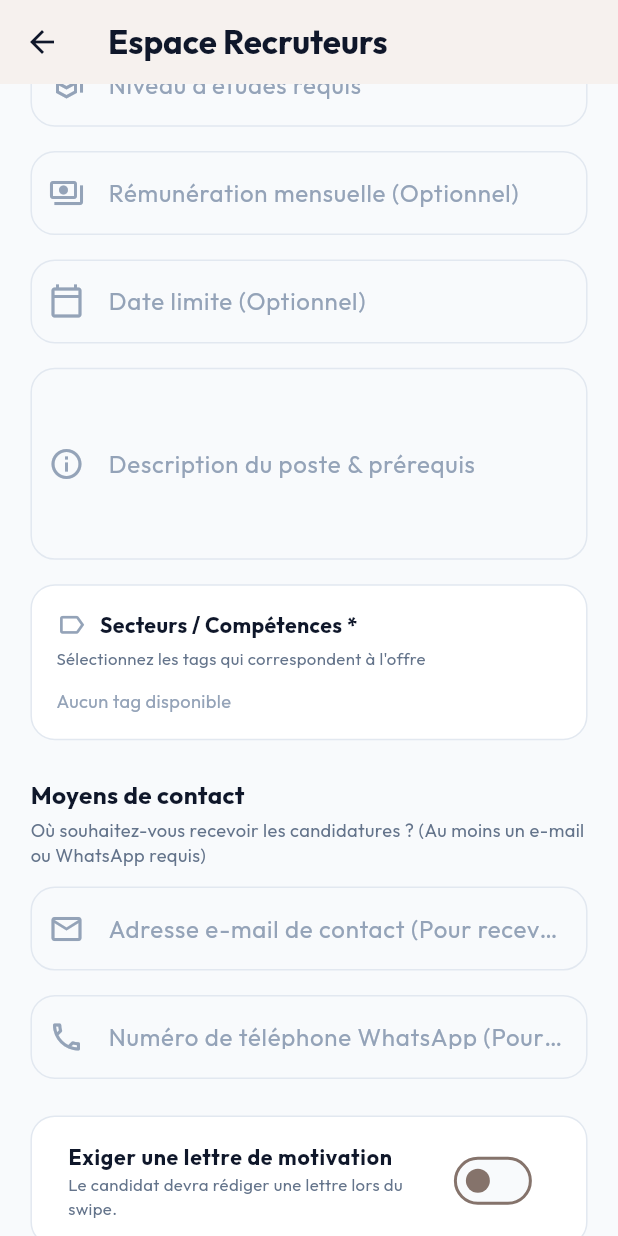
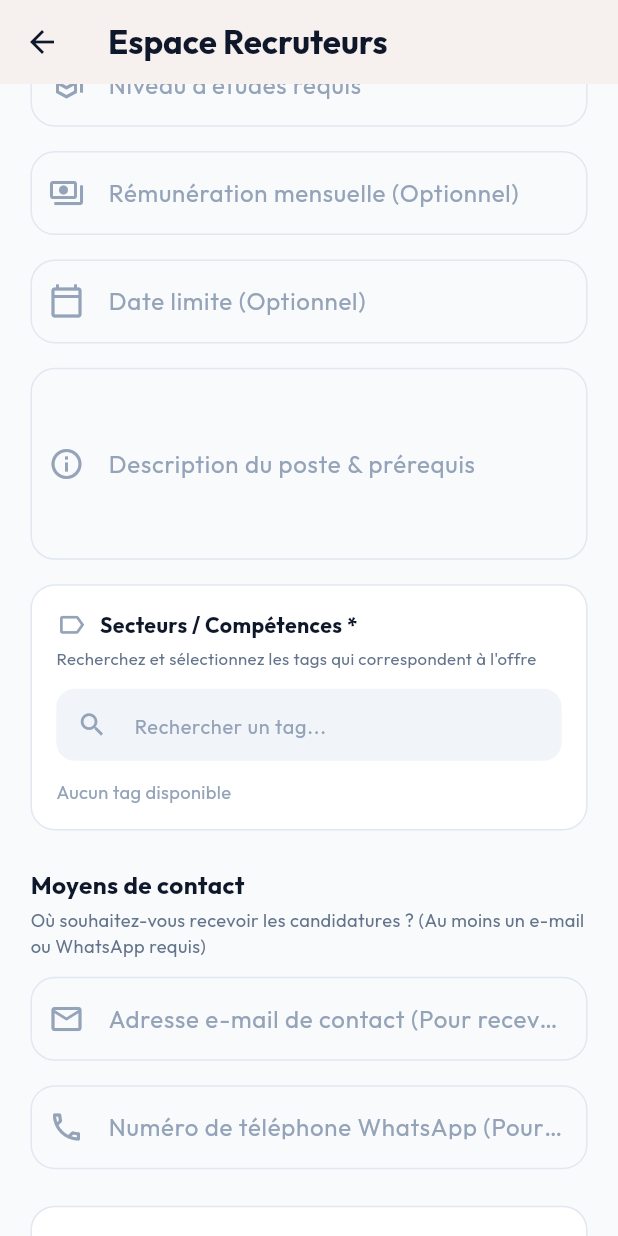
Before and after one commit to danklougod5/DJORSSI-MATCH, a Flutter app: the RecruiterPostJobScreen screen opened by its route, scrolled down 576 dp, on a phone screen of 412 x 824 dp. Run offline on Flutter 3.47's test engine with Material 3 defaults, Android fonts, the phone set to English and light mode, and no system bars; our stand-ins replace file_picker, firebase_core, firebase_messaging, flutter_card_swiper, flutter_dotenv, flutter_local_notifications and 13 more; missing offline and left inert: syncfusion_flutter_pdf; accounts and stored records are empty.

Commit message:
feat: add tag search, remove cover letter instructions field (toggle only), add fraud legal warning, update success message to 'en attente de vérification'

```diff
--- a/app/lib/features/auth/presentation/recruiter_post_job_screen.dart
+++ b/app/lib/features/auth/presentation/recruiter_post_job_screen.dart
@@ -32,6 +32,8 @@ class _RecruiterPostJobScreenState extends State<RecruiterPostJobScreen> {
   bool _isLoadingTags = true;
   List<String> _availableTags = [];
   final Set<String> _selectedTags = {};
+  String _tagSearchQuery = '';
+  final _tagSearchController = TextEditingController();
   bool _isSuccess = false;
 
   final List<String> _contractTypes = [
@@ -92,6 +94,7 @@ class _RecruiterPostJobScreenState extends State<RecruiterPostJobScreen> {
     _descriptionController.dispose();
     _coverLetterController.dispose();
     _deadlineController.dispose();
+    _tagSearchController.dispose();
     super.dispose();
   }
 
@@ -142,7 +145,7 @@ class _RecruiterPostJobScreenState extends State<RecruiterPostJobScreen> {
       'tags': tags,
       'contract_type': _contractType,
       'requires_cover_letter': _requiresCoverLetter,
-      'cover_letter_instructions': _requiresCoverLetter ? _coverLetterController.text.trim() : null,
+      'cover_letter_instructions': null,
       'deadline': _deadlineController.text.trim().isNotEmpty ? _deadlineController.text.trim() : null,
     };
 
@@ -157,7 +160,7 @@ class _RecruiterPostJobScreenState extends State<RecruiterPostJobScreen> {
       'description': rawData['description'],
       'tags': tags,
       'requires_cover_letter': _requiresCoverLetter,
-      'cover_letter_instructions': rawData['cover_letter_instructions'],
+      'cover_letter_instructions': null,
       'deadline': rawData['deadline'],
       'is_ai_verified': false, // Scammers prevention: all recruiter jobs start unverified
       'is_approved': false, // Scammers prevention: recruiter jobs must be approved by admin
@@ -235,7 +238,7 @@ class _RecruiterPostJobScreenState extends State<RecruiterPostJobScreen> {
             ),
             SizedBox(height: 24.h),
             Text(
-              'Offre publiée avec succès !',
+              'Offre soumise avec succès !',
               style: TextStyle(
                 fontSize: 22.sp,
                 fontWeight: FontWeight.bold,
@@ -244,14 +247,30 @@ class _RecruiterPostJobScreenState extends State<RecruiterPostJobScreen> {
               textAlign: TextAlign.center,
             ),
             SizedBox(height: 12.h),
-            Text(
-              'Votre offre est enregistrée et visible par les candidats.\n\nNote: Notre équipe va réviser votre offre sous peu pour lui attribuer le label de confiance "Vérifié".',
+            Container(
+              padding: EdgeInsets.all(16.r),
+              decoration: BoxDecoration(
+                color: const Color(0xFFFFF7ED),
+                borderRadius: BorderRadius.circular(12.r),
+                border: Border.all(color: const Color(0xFFFDE68A)),
+              ),
+              child: Row(
+                crossAxisAlignment: CrossAxisAlignment.start,
+                children: [
+                  Icon(Icons.hourglass_top_rounded, color: const Color(0xFFF97316), size: 24.r),
+                  SizedBox(width: 12.w),
+                  Expanded(
+                    child: Text(
+                      'Votre offre est en attente de vérification par notre équipe.\n\nElle sera publiée et visible par les candidats après validation (sous 24h maximum).',
                       style: TextStyle(
                         fontSize: 14.sp,
-                color: const Color(0xFF64748B),
+                        color: const Color(0xFF92400E),
                         height: 1.5,
                       ),
-              textAlign: TextAlign.center,
+                    ),
+                  ),
+                ],
+              ),
             ),
             SizedBox(height: 40.h),
             SizedBox(
@@ -474,7 +493,7 @@ class _RecruiterPostJobScreenState extends State<RecruiterPostJobScreen> {
                   ),
                   SizedBox(height: 4.h),
                   Text(
-                    'Sélectionnez les tags qui correspondent à l\'offre',
+                    'Recherchez et sélectionnez les tags qui correspondent à l\'offre',
                     style: TextStyle(
                       fontSize: 11.sp,
                       color: const Color(0xFF64748B),
@@ -500,18 +519,55 @@ class _RecruiterPostJobScreenState extends State<RecruiterPostJobScreen> {
                     const Divider(),
                     SizedBox(height: 8.h),
                   ],
+                  // Search field for tags
+                  TextField(
+                    controller: _tagSearchController,
+                    decoration: InputDecoration(
+                      hintText: 'Rechercher un tag...',
+                      hintStyle: TextStyle(fontSize: 13.sp, color: const Color(0xFF94A3B8)),
+                      prefixIcon: Icon(Icons.search, size: 20.r, color: const Color(0xFF94A3B8)),
+                      suffixIcon: _tagSearchQuery.isNotEmpty
+                          ? IconButton(
+                              icon: Icon(Icons.clear, size: 18.r, color: const Color(0xFF94A3B8)),
+                              onPressed: () => setState(() {
+                                _tagSearchController.clear();
+                                _tagSearchQuery = '';
+                              }),
+                            )
+                          : null,
+                      filled: true,
+                      fillColor: const Color(0xFFF1F5F9),
+                      border: OutlineInputBorder(
+                        borderRadius: BorderRadius.circular(12.r),
+                        borderSide: BorderSide.none,
+                      ),
+                      contentPadding: EdgeInsets.symmetric(horizontal: 12.w, vertical: 10.h),
+                    ),
+                    onChanged: (val) => setState(() => _tagSearchQuery = val.toLowerCase()),
+                  ),
+                  SizedBox(height: 12.h),
                   if (_isLoadingTags)
                     const Center(child: CircularProgressIndicator(strokeWidth: 2))
                   else if (_availableTags.isEmpty)
                     Text('Aucun tag disponible', style: TextStyle(fontSize: 12.sp, color: const Color(0xFF94A3B8)))
                   else
-                    SizedBox(
+                    Builder(builder: (context) {
+                      final filteredTags = _tagSearchQuery.isEmpty
+                          ? _availableTags
+                          : _availableTags.where((t) => t.toLowerCase().contains(_tagSearchQuery)).toList();
+                      if (filteredTags.isEmpty) {
+                        return Padding(
+                          padding: EdgeInsets.symmetric(vertical: 16.h),
+                          child: Text('Aucun tag trouvé pour "$_tagSearchQuery"', style: TextStyle(fontSize: 12.sp, color: const Color(0xFF94A3B8))),
+                        );
+                      }
+                      return SizedBox(
                         height: 200.h,
                         child: SingleChildScrollView(
                           child: Wrap(
                             spacing: 6.w,
                             runSpacing: 6.h,
-                          children: _availableTags.map((tag) {
+                            children: filteredTags.map((tag) {
                               final isSelected = _selectedTags.contains(tag);
                               return FilterChip(
                                 label: Text(tag, style: TextStyle(fontSize: 12.sp)),
@@ -531,7 +587,8 @@ class _RecruiterPostJobScreenState extends State<RecruiterPostJobScreen> {
                             }).toList(),
                           ),
                         ),
-                    ),
+                      );
+                    }),
                 ],
               ),
             ),
@@ -622,19 +679,53 @@ class _RecruiterPostJobScreenState extends State<RecruiterPostJobScreen> {
                 },
               ),
             ),
-            if (_requiresCoverLetter) ...[
-              SizedBox(height: 16.h),
-              _buildTextField(
-                controller: _coverLetterController,
-                label: 'Instructions pour la lettre de motivation',
-                hint: 'Ex: Expliquez vos motivations et votre expérience de chauffeur...',
-                icon: Icons.edit_note,
-                validator: (v) => _requiresCoverLetter && v!.isEmpty
-                    ? 'Veuillez entrer des consignes pour la lettre'
-                    : null,
+            SizedBox(height: 32.h),
+
+            // Fraud warning with legal consequences
+            Container(
+              padding: EdgeInsets.all(16.r),
+              decoration: BoxDecoration(
+                color: const Color(0xFFFEE2E2),
+                borderRadius: BorderRadius.circular(16.r),
+                border: Border.all(color: const Color(0xFFFCA5A5), width: 1.5),
+              ),
+              child: Row(
+                crossAxisAlignment: CrossAxisAlignment.start,
+                children: [
+                  Icon(
+                    Icons.gavel_rounded,
+                    color: const Color(0xFFDC2626),
+                    size: 24.r,
+                  ),
+                  SizedBox(width: 12.w),
+                  Expanded(
+                    child: Column(
+                      crossAxisAlignment: CrossAxisAlignment.start,
+                      children: [
+                        Text(
+                          '⚠️ Avertissement légal',
+                          style: TextStyle(
+                            fontSize: 14.sp,
+                            fontWeight: FontWeight.bold,
+                            color: const Color(0xFF991B1B),
+                          ),
+                        ),
+                        SizedBox(height: 6.h),
+                        Text(
+                          'Toute publication d\'offre d\'emploi frauduleuse, trompeuse ou à caractère d\'arnaque est passible de poursuites judiciaires conformément à la loi ivoirienne.\n\nVotre identité est enregistrée. En cas de signalement, les informations seront transmises aux autorités compétentes.',
+                          style: TextStyle(
+                            fontSize: 12.sp,
+                            color: const Color(0xFFB91C1C),
+                            height: 1.5,
+                          ),
                         ),
                       ],
-            SizedBox(height: 40.h),
+                    ),
+                  ),
+                ],
+              ),
+            ),
+            SizedBox(height: 24.h),
 
             // Submit Button
             SizedBox(
@@ -658,7 +749,7 @@ class _RecruiterPostJobScreenState extends State<RecruiterPostJobScreen> {
                         ),
                       )
                     : Text(
-                        'Publier l\'offre d\'emploi',
+                        'Soumettre pour vérification',
                         style: TextStyle(
                           fontSize: 16.sp,
                           fontWeight: FontWeight.bold,
```
Lines whose indentation alone changed are shown as unchanged.
